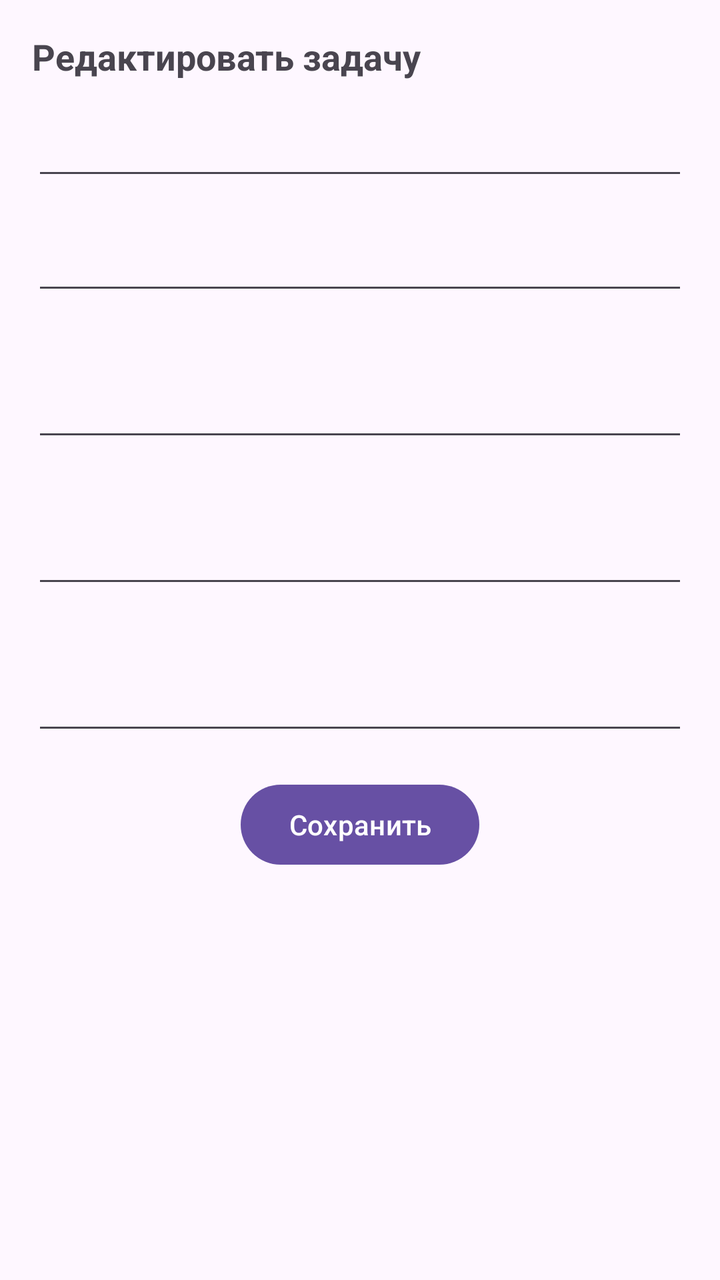
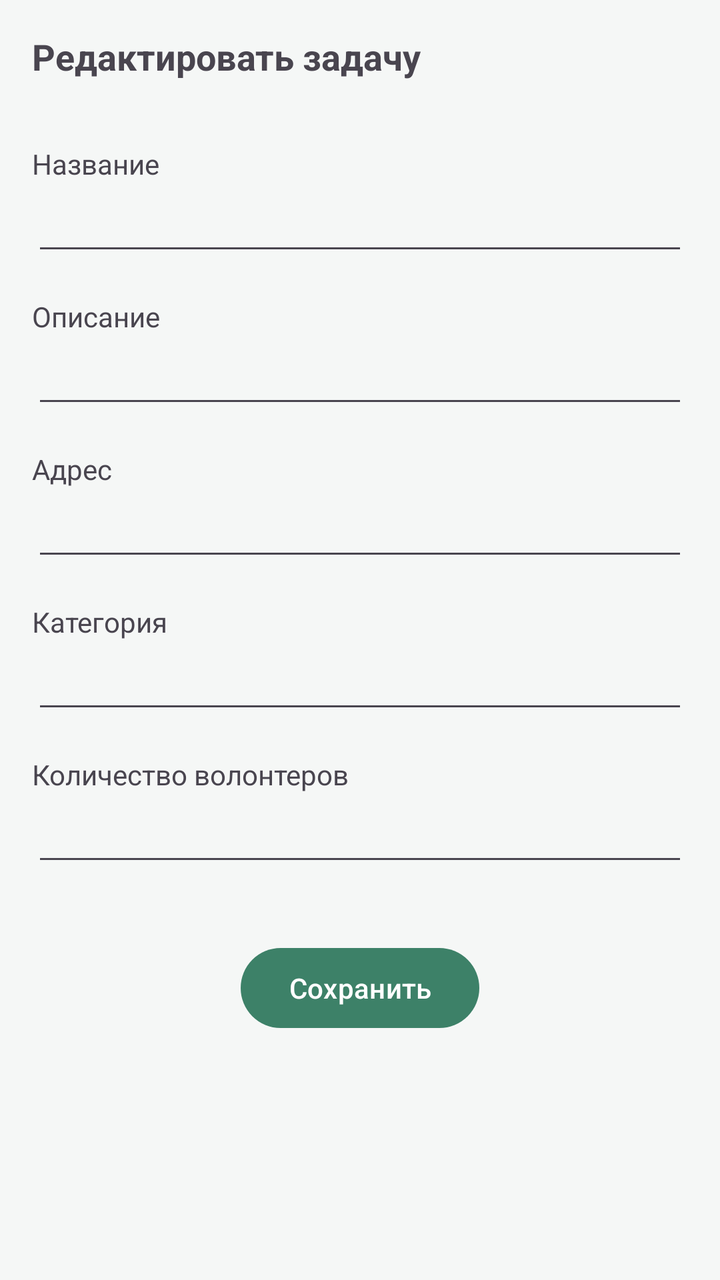

Two renders of the same Android screen: before a commit and after it. Below are the layout's source before the change and the commit's diff.
<!-- AndroidManifest.xml: application theme Theme.Microvolunteering -->
<!-- res/layout/fragment_update_task.xml -->
<?xml version="1.0" encoding="utf-8"?>
<FrameLayout xmlns:android="http://schemas.android.com/apk/res/android"
    xmlns:tools="http://schemas.android.com/tools"
    android:layout_width="match_parent"
    android:layout_height="match_parent"
    tools:context=".presentation.ui.UpdateTaskFragment">

    <ProgressBar
        android:id="@+id/progressBar"
        android:layout_width="wrap_content"
        android:layout_height="wrap_content"
        android:layout_gravity="center"
        android:visibility="gone"/>

    <LinearLayout
        android:id="@+id/content"
        android:layout_width="match_parent"
        android:layout_height="match_parent"
        android:orientation="vertical">

        <TextView
            android:id="@+id/title"
            android:layout_width="wrap_content"
            android:layout_height="wrap_content"
            android:layout_margin="16dp"
            android:textSize="18sp"
            android:textStyle="bold"
            android:text="@string/edit_task"/>

        <EditText
            android:id="@+id/title_edit"
            android:layout_width="match_parent"
            android:layout_height="wrap_content"
            android:layout_marginHorizontal="16dp"
            android:textSize="16sp"/>

        <EditText
            android:id="@+id/description_edit"
            android:layout_width="match_parent"
            android:layout_height="wrap_content"
            android:layout_margin="16dp"/>

        <EditText
            android:id="@+id/address_edit"
            android:layout_width="match_parent"
            android:layout_height="wrap_content"
            android:layout_margin="16dp"/>

        <EditText
            android:id="@+id/category"
            android:layout_width="match_parent"
            android:layout_height="wrap_content"
            android:layout_margin="16dp"/>

        <EditText
            android:id="@+id/vol_needed"
            android:layout_width="match_parent"
            android:layout_height="wrap_content"
            android:layout_margin="16dp"/>

        <Button
            android:id="@+id/btn_save"
            android:layout_width="wrap_content"
            android:layout_height="wrap_content"
            android:text="@string/save"
            android:layout_gravity="center"/>

    </LinearLayout>
</FrameLayout>
<!-- resources referenced by this layout -->
<resources>
  <string name="edit_task">Редактировать задачу</string>
  <string name="save">Сохранить</string>
  <style name="Theme.Microvolunteering" parent="Base.Theme.Microvolunteering" />
  <style name="Base.Theme.Microvolunteering" parent="Theme.Material3.DayNight.NoActionBar">
          
          
      </style>
</resources>

<!-- the commit's change to res/layout/fragment_update_task.xml (unified diff, before → after) -->
@@ -27,41 +27,76 @@
             android:textStyle="bold"
             android:text="@string/edit_task"/>
 
+        <TextView
+            android:layout_width="wrap_content"
+            android:layout_height="wrap_content"
+            android:layout_marginTop="16dp"
+            android:layout_marginHorizontal="16dp"
+            android:text="@string/name"/>
+
         <EditText
             android:id="@+id/title_edit"
             android:layout_width="match_parent"
             android:layout_height="wrap_content"
+            android:layout_marginHorizontal="16dp"/>
+
+        <TextView
+            android:layout_width="wrap_content"
+            android:layout_height="wrap_content"
+            android:layout_marginTop="16dp"
             android:layout_marginHorizontal="16dp"
-            android:textSize="16sp"/>
+            android:text="@string/description"/>
 
         <EditText
             android:id="@+id/description_edit"
             android:layout_width="match_parent"
             android:layout_height="wrap_content"
-            android:layout_margin="16dp"/>
+            android:layout_marginHorizontal="16dp"/>
+
+        <TextView
+            android:layout_width="wrap_content"
+            android:layout_height="wrap_content"
+            android:layout_marginTop="16dp"
+            android:layout_marginHorizontal="16dp"
+            android:text="@string/address"/>
 
         <EditText
             android:id="@+id/address_edit"
             android:layout_width="match_parent"
             android:layout_height="wrap_content"
-            android:layout_margin="16dp"/>
+            android:layout_marginHorizontal="16dp"/>
+
+        <TextView
+            android:layout_width="wrap_content"
+            android:layout_height="wrap_content"
+            android:layout_marginTop="16dp"
+            android:layout_marginHorizontal="16dp"
+            android:text="@string/category"/>
 
         <EditText
             android:id="@+id/category"
             android:layout_width="match_parent"
             android:layout_height="wrap_content"
-            android:layout_margin="16dp"/>
+            android:layout_marginHorizontal="16dp"/>
+
+        <TextView
+            android:layout_width="wrap_content"
+            android:layout_height="wrap_content"
+            android:layout_marginTop="16dp"
+            android:layout_marginHorizontal="16dp"
+            android:text="@string/number_volunteers_edit"/>
 
         <EditText
             android:id="@+id/vol_needed"
             android:layout_width="match_parent"
             android:layout_height="wrap_content"
-            android:layout_margin="16dp"/>
+            android:layout_marginHorizontal="16dp"/>
 
         <Button
             android:id="@+id/btn_save"
             android:layout_width="wrap_content"
             android:layout_height="wrap_content"
+            android:layout_marginTop="32dp"
             android:text="@string/save"
             android:layout_gravity="center"/>
 
<!-- resource entries referenced after the edit -->
@@ -1,11 +1,33 @@
 <!-- resources referenced by this layout -->
 <resources>
+  <string name="address">Адрес</string>
+  <string name="category">Категория</string>
+  <string name="description">Описание</string>
   <string name="edit_task">Редактировать задачу</string>
+  <string name="name">Название</string>
+  <string name="number_volunteers_edit">Количество волонтеров</string>
   <string name="save">Сохранить</string>
   <style name="Theme.Microvolunteering" parent="Base.Theme.Microvolunteering" />
   <style name="Base.Theme.Microvolunteering" parent="Theme.Material3.DayNight.NoActionBar">
+  
+          <item name="colorPrimary">@color/brand_primary</item>     
+          <item name="colorPrimaryVariant">@color/brand_primary</item>
+          <item name="colorOnPrimary">@color/white</item>
+  
           
+          <item name="android:windowBackground">@color/app_background</item>
+  
           
+          <item name="android:statusBarColor">@color/brand_primary</item>
+  
+          
+          <item name="android:textColorPrimary">@color/text_primary</item>
+          <item name="colorSecondary">@color/brand_primary</item>
+  
       </style>
+  <color name="brand_primary">#3D8168</color>
+  <color name="white">#FFFFFFFF</color>
+  <color name="app_background">#F5F7F6</color>
+  <color name="text_primary">#1C352D</color>
 </resources>
 
